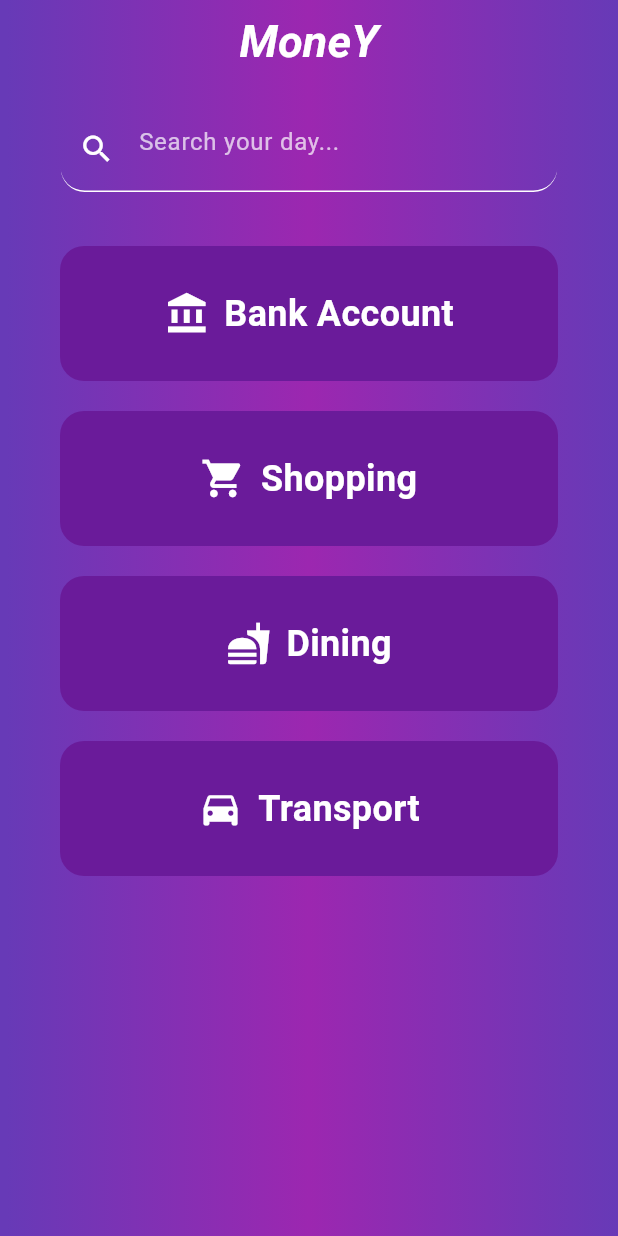
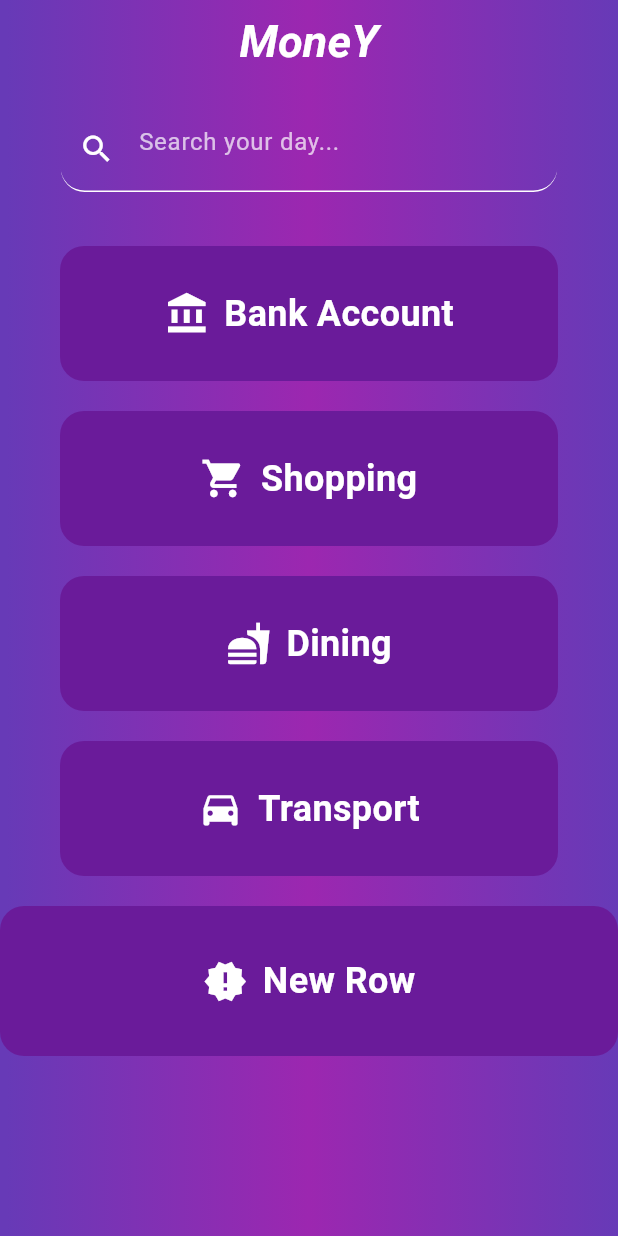
Before and after one commit to Pathirana99/Flutter, a Flutter app: the screen it shows after launch, on a phone screen of 412 x 824 dp. Run offline on Flutter 3.47's test engine with Material 3 defaults, Android fonts, the phone set to English and light mode, and no system bars; our stand-ins replace device_preview.

Commit message:
Update main.dart

```diff
--- a/appl/lib/main.dart
+++ b/appl/lib/main.dart
@@ -95,7 +95,7 @@ class _HomeState extends State<Home> {
                 child: TextField(
                   onChanged: (value) {
                     setState(() {
-                      // searchQuery = value;
+                      //searchQuery = value;
                     });
                   },
                   decoration: InputDecoration(
@@ -114,18 +114,45 @@ class _HomeState extends State<Home> {
                 ),
               ),
             ),
-            // Padding(
-            //   padding: const EdgeInsets.only(top: 0.0, left: 40.0, right: 40.0),
-            //   child: Divider(
-            //     color: Colors.white,
-            //     thickness: 2,
-            //   ),
-            // ),
             Expanded(
               child: ListView.builder(
                 padding: const EdgeInsets.symmetric(vertical: 10),
-                itemCount: filteredData.length,
+                itemCount: filteredData.length + 1, // Add 1 for the new row
                 itemBuilder: (context, index) {
+                  // Check if it's the last index for the new row
+                  if (index == filteredData.length) {
+                    return Padding(
+                      padding: const EdgeInsets.symmetric(
+                          horizontal: 0, vertical: 10),
+                      child: Container(
+                        height: 100,
+                        decoration: BoxDecoration(
+                          color: Colors.purple.shade800,
+                          borderRadius: BorderRadius.circular(16),
+                        ),
+                        padding: const EdgeInsets.all(10),
+                        child: Row(
+                          mainAxisAlignment: MainAxisAlignment.center,
+                          children: const [
+                            Icon(
+                              Icons.new_releases,
+                              color: Colors.white,
+                              size: 30,
+                            ),
+                            SizedBox(width: 10),
+                            Text(
+                              'New Row',
+                              style: TextStyle(
+                                color: Colors.white,
+                                fontSize: 24,
+                                fontWeight: FontWeight.w600,
+                              ),
+                            ),
+                          ],
+                        ),
+                      ),
+                    );
+                  }
                   return Padding(
                     padding: const EdgeInsets.symmetric(
                         horizontal: 40, vertical: 10),
```
